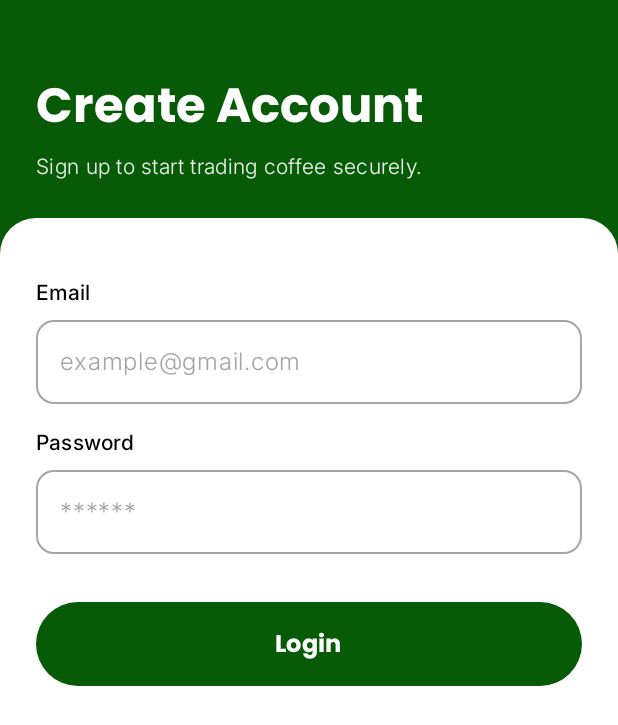
After one commit to devharunah/Kawa, an Android app built with Jetpack Compose: the LoginScreen screen opened through its navigation route, on a phone screen of 412 x 824 dp. The commit adds this screen. Shown: the top 725 px of the screen. Run offline under Robolectric (Android 15) with nearby library versions, the phone set to English and light mode, and no system bars.

Commit message:
Implement authentication UI and navigation flow
- Add `Signup` and `Login` destinations to `Screen` class
- Update `KawaNavGraph` to navigate to Signup after Terms acceptance
- Create `LoginScreen` and `SignUpScreen` with branding styles
- Add reusable `KawaTextField`, `PhoneNumberInput`, and `InputLabel` components
- Implement country code selection logic in `PhoneNumberInput`

```diff
--- a/app/src/main/java/com/example/kawa/navigation/KawaNavGraph.kt
+++ b/app/src/main/java/com/example/kawa/navigation/KawaNavGraph.kt
@@ -5,6 +5,8 @@ import androidx.navigation.NavHostController
 import androidx.navigation.compose.NavHost
 import androidx.navigation.compose.composable
 import androidx.navigation.compose.rememberNavController
+import com.example.kawa.ui.theme.auth.LoginScreen
+import com.example.kawa.ui.theme.auth.SignUpScreen
 import com.example.kawa.ui.theme.welcome.screens.TermsAndConditionsScreen
 import com.example.kawa.ui.theme.welcome.screens.WelcomeScreen
 
@@ -16,7 +18,6 @@ fun KawaNavGraph(
         navController = navController,
         startDestination = Screen.Welcome.route
     ) {
-        // 1. Welcome / Onboarding Flow
         composable(route = Screen.Welcome.route) {
             WelcomeScreen(
                 onNavigateToTerms = {
@@ -29,19 +30,37 @@ fun KawaNavGraph(
         composable(route = Screen.Terms.route) {
             TermsAndConditionsScreen(
                 onDecline = {
-                    // Handle decline (e.g., close app or show toast)
+                    navController.navigate(Screen.Welcome.route) {
+                        popUpTo(Screen.Welcome.route) { inclusive = true }
+                    }
                 },
                 onAgree = {
-                    // Navigate to Home or Login
+                    //Navigate to signup screen
+                    navController.navigate(Screen.Signup.route) {
+                        popUpTo(Screen.Signup.route) { inclusive = true }
+                    }
+                }
+            )
+        }
+        composable(route = Screen.Signup.route) {
+            SignUpScreen(
+                onSignUpClicked = {
                     navController.navigate(Screen.Home.route) {
-                        // Pop everything up to Welcome so back button doesn't return to terms
+                        // Clears the back stack so user can't go back to signup/terms
+                        popUpTo(Screen.Welcome.route) { inclusive = true }
+                    }
+                }
+            )
+            LoginScreen(
+                onLoginClicked = {
+                    navController.navigate(Screen.Home.route) {
                         popUpTo(Screen.Welcome.route) { inclusive = true }
                     }
                 }
             )
         }
 
-        // 3. Home (Placeholder)
+
         composable(route = Screen.Home.route) {
             // Your HomeScreen content here
         }
--- a/app/src/main/java/com/example/kawa/navigation/screen.kt
+++ b/app/src/main/java/com/example/kawa/navigation/screen.kt
@@ -3,5 +3,7 @@ package com.example.kawa.navigation
 sealed class Screen(val route: String) {
     object Welcome : Screen("welcome_screen")
     object Terms : Screen("terms_screen")
-    object Home : Screen("home_screen") // Placeholder for where you go after Agree
+    object Home : Screen("home_screen")
+    object Signup : Screen(route = "signup_screen")
+    object Login : Screen(route = "login_screen")
 }
--- /dev/null
+++ b/app/src/main/java/com/example/kawa/ui/theme/auth/LoginScreen.kt
@@ -0,0 +1,118 @@
+package com.example.kawa.ui.theme.auth
+
+
+import androidx.compose.runtime.getValue
+import androidx.compose.runtime.setValue
+import androidx.compose.foundation.background
+import androidx.compose.foundation.layout.*
+import androidx.compose.foundation.rememberScrollState
+import androidx.compose.foundation.shape.RoundedCornerShape
+import androidx.compose.foundation.verticalScroll
+import androidx.compose.material3.*
+import androidx.compose.runtime.*
+import androidx.compose.ui.Modifier
+import androidx.compose.ui.text.font.FontWeight
+import androidx.compose.ui.tooling.preview.Preview
+import androidx.compose.ui.unit.dp
+import com.example.kawa.ui.theme.*
+import com.example.kawa.ui.theme.auth.components.InputLabel
+import com.example.kawa.ui.theme.auth.components.KawaTextField
+
+@Composable
+fun LoginScreen(
+    onLoginClicked: () -> Unit
+) {
+    var password by remember { mutableStateOf("") }
+    var email by remember { mutableStateOf("") }
+    Column(
+        modifier = Modifier
+            .fillMaxSize()
+            .background(green) // Brand Background
+    ) {
+        // 1. Header Section
+        Column(
+            modifier = Modifier
+                .fillMaxWidth()
+                .padding(top = 48.dp, bottom = 24.dp, start = 24.dp, end = 24.dp)
+        ) {
+            Text(
+                text = "Create Account",
+                style = MaterialTheme.typography.headlineLarge,
+                fontFamily = PoppinsFamily, // Using your custom font
+                fontWeight = FontWeight.Bold,
+                color = white
+            )
+            Spacer(modifier = Modifier.height(8.dp))
+            Text(
+                text = "Sign up to start trading coffee securely.",
+                style = MaterialTheme.typography.bodyMedium,
+                fontFamily = InterFontFamily,
+                color = white.copy(alpha = 0.9f)
+            )
+        }
+
+        // 2. Form Content Section
+        Surface(
+            modifier = Modifier.fillMaxSize(),
+            shape = RoundedCornerShape(topStart = 24.dp, topEnd = 24.dp),
+            color = white
+        ) {
+            Column(
+                modifier = Modifier
+                    .fillMaxSize()
+                    .padding(24.dp)
+                    .verticalScroll(rememberScrollState())
+            ) {
+
+
+                Spacer(modifier = Modifier.height(16.dp))
+
+                InputLabel(text = "Email")
+                KawaTextField(
+                    value = email,
+                    onValueChange = { email = it },
+                    placeholder = "example@gmail.com"
+                )
+
+                Spacer(modifier = Modifier.height(16.dp))
+                InputLabel(text = "Password")
+                KawaTextField(
+                    value = password,
+                    onValueChange = { password = it },
+                    placeholder = "******"
+                )
+                Spacer(modifier = Modifier.height(32.dp))
+                Button(
+                    onClick = onLoginClicked,
+                    modifier = Modifier
+                        .fillMaxWidth()
+                        .height(56.dp),
+                    shape = RoundedCornerShape(28.dp),
+                    colors = ButtonDefaults.buttonColors(
+                        containerColor = green, // Brand Green
+                        contentColor = white
+                    )
+                ) {
+                    Text(
+                        text = "Login",
+                        fontFamily = PoppinsFamily,
+                        fontWeight = FontWeight.SemiBold,
+                        style = MaterialTheme.typography.titleMedium
+                    )
+                }
+
+                Spacer(modifier = Modifier.height(16.dp))
+            }
+        }
+    }
+}
+
+
+
+@Preview(showBackground = true)
+@Composable
+fun LoginScreenPreview() {
+    KawaTheme {
+        LoginScreen(onLoginClicked = {})
+    }
+}
--- /dev/null
+++ b/app/src/main/java/com/example/kawa/ui/theme/auth/SignupScreen.kt
@@ -0,0 +1,139 @@
+package com.example.kawa.ui.theme.auth
+
+import androidx.compose.runtime.getValue
+import androidx.compose.runtime.setValue
+import androidx.compose.foundation.background
+import androidx.compose.foundation.layout.*
+import androidx.compose.foundation.rememberScrollState
+import androidx.compose.foundation.shape.RoundedCornerShape
+import androidx.compose.foundation.verticalScroll
+import androidx.compose.material3.*
+import androidx.compose.runtime.*
+import androidx.compose.ui.Modifier
+import androidx.compose.ui.text.font.FontWeight
+import androidx.compose.ui.tooling.preview.Preview
+import androidx.compose.ui.unit.dp
+import com.example.kawa.ui.theme.*
+import com.example.kawa.ui.theme.auth.components.InputLabel
+import com.example.kawa.ui.theme.auth.components.KawaTextField
+
+@Composable
+fun SignUpScreen(
+    onSignUpClicked: () -> Unit
+) {
+    var firstName by remember { mutableStateOf("") }
+    var secondName by remember { mutableStateOf("") }
+    var email by remember { mutableStateOf("") }
+
+    Column(
+        modifier = Modifier
+            .fillMaxSize()
+            .background(green) // Brand Background
+    ) {
+        // 1. Header Section
+        Column(
+            modifier = Modifier
+                .fillMaxWidth()
+                .padding(top = 48.dp, bottom = 24.dp, start = 24.dp, end = 24.dp)
+        ) {
+            Text(
+                text = "Create Account",
+                style = MaterialTheme.typography.headlineLarge,
+                fontFamily = PoppinsFamily, // Using your custom font
+                fontWeight = FontWeight.Bold,
+                color = white
+            )
+            Spacer(modifier = Modifier.height(8.dp))
+            Text(
+                text = "Sign up to start trading coffee securely.",
+                style = MaterialTheme.typography.bodyMedium,
+                fontFamily = InterFontFamily,
+                color = white.copy(alpha = 0.9f)
+            )
+        }
+
+        // 2. Form Content Section
+        Surface(
+            modifier = Modifier.fillMaxSize(),
+            shape = RoundedCornerShape(topStart = 24.dp, topEnd = 24.dp),
+            color = white
+        ) {
+            Column(
+                modifier = Modifier
+                    .fillMaxSize()
+                    .padding(20.dp)
+                    .verticalScroll(rememberScrollState())
+            ) {
+
+                // --- First Name ---
+                InputLabel(text = "First Name")
+                KawaTextField(
+                    value = firstName,
+                    onValueChange = { firstName = it },
+                    placeholder = "Enter first name"
+                )
+
+                Spacer(modifier = Modifier.height(16.dp))
+
+                // --- Second Name ---
+                InputLabel(text = "Second Name")
+                KawaTextField(
+                    value = secondName,
+                    onValueChange = { secondName = it },
+                    placeholder = "Enter second name"
+                )
+
+                Spacer(modifier = Modifier.height(16.dp))
+
+                InputLabel(text = "Email")
+                KawaTextField(
+                    value = email,
+                    onValueChange = { email = it },
+                    placeholder = "example@gmail.com"
+                )
+
+                Spacer(modifier = Modifier.height(16.dp))
+
+                // --- Phone Number with Country Code ---
+
+
+                Spacer(modifier = Modifier.weight(1f)) // Push button to bottom if space allows
+                Spacer(modifier = Modifier.height(32.dp))
+
+
+                Button(
+                    onClick = onSignUpClicked,
+                    modifier = Modifier
+                        .fillMaxWidth()
+                        .height(56.dp),
+                    shape = RoundedCornerShape(28.dp),
+                    colors = ButtonDefaults.buttonColors(
+                        containerColor = green, // Brand Green
+                        contentColor = white
+                    )
+                ) {
+                    Text(
+                        text = "Sign Up",
+                        fontFamily = PoppinsFamily,
+                        fontWeight = FontWeight.SemiBold,
+                        style = MaterialTheme.typography.titleMedium
+                    )
+                }
+
+                Spacer(modifier = Modifier.height(16.dp))
+            }
+        }
+    }
+}
+
+
+// Simple Data Class for Country
+data class CountryCode(val flag: String, val code: String)
+
+@Preview(showBackground = true)
+@Composable
+fun SignUpScreenPreview() {
+    KawaTheme {
+        SignUpScreen(onSignUpClicked = {})
+    }
+}
--- /dev/null
+++ b/app/src/main/java/com/example/kawa/ui/theme/auth/components/KawaTextFeild.kt
@@ -0,0 +1,67 @@
+package com.example.kawa.ui.theme.auth.components
+
+import androidx.compose.foundation.layout.fillMaxWidth
+import androidx.compose.foundation.layout.padding
+import androidx.compose.foundation.shape.RoundedCornerShape
+import androidx.compose.foundation.text.KeyboardOptions
+import androidx.compose.material3.MaterialTheme
+import androidx.compose.material3.OutlinedTextField
+import androidx.compose.material3.OutlinedTextFieldDefaults
+import androidx.compose.material3.Text
+import androidx.compose.runtime.Composable
+import androidx.compose.ui.Modifier
+import androidx.compose.ui.text.font.FontWeight
+import androidx.compose.ui.unit.dp
+import com.example.kawa.ui.theme.InterFontFamily
+import com.example.kawa.ui.theme.black
+import com.example.kawa.ui.theme.gray
+import com.example.kawa.ui.theme.green
+import com.example.kawa.ui.theme.white
+
+@Composable
+fun KawaTextField(
+    value: String,
+    onValueChange: (String) -> Unit,
+    placeholder: String,
+    modifier: Modifier = Modifier,
+    keyboardOptions: KeyboardOptions = KeyboardOptions.Default
+) {
+    OutlinedTextField(
+        value = value,
+        onValueChange = onValueChange,
+        modifier = modifier.fillMaxWidth(),
+        shape = RoundedCornerShape(12.dp),
+        placeholder = {
+            Text(
+                text = placeholder,
+                color = gray,
+                fontFamily = InterFontFamily
+            )
+        },
+        textStyle = MaterialTheme.typography.bodyLarge.copy(
+            fontFamily = InterFontFamily,
+            color = black
+        ),
+        singleLine = true,
+        keyboardOptions = keyboardOptions,
+        colors = OutlinedTextFieldDefaults.colors(
+            focusedBorderColor = green, // Active state
+            unfocusedBorderColor = gray, // Inactive state
+            cursorColor = green,
+            focusedContainerColor = white,
+            unfocusedContainerColor = white
+        )
+    )
+}
+
+@Composable
+fun InputLabel(text: String) {
+    Text(
+        text = text,
+        fontFamily = InterFontFamily,
+        fontWeight = FontWeight.Medium,
+        color = black,
+        style = MaterialTheme.typography.bodyMedium,
+        modifier = Modifier.padding(bottom = 8.dp)
+    )
+}
```
Also changed, not shown: app/src/main/java/com/example/kawa/ui/theme/auth/components/Phonenumber.kt (added, +127 -0 lines).
